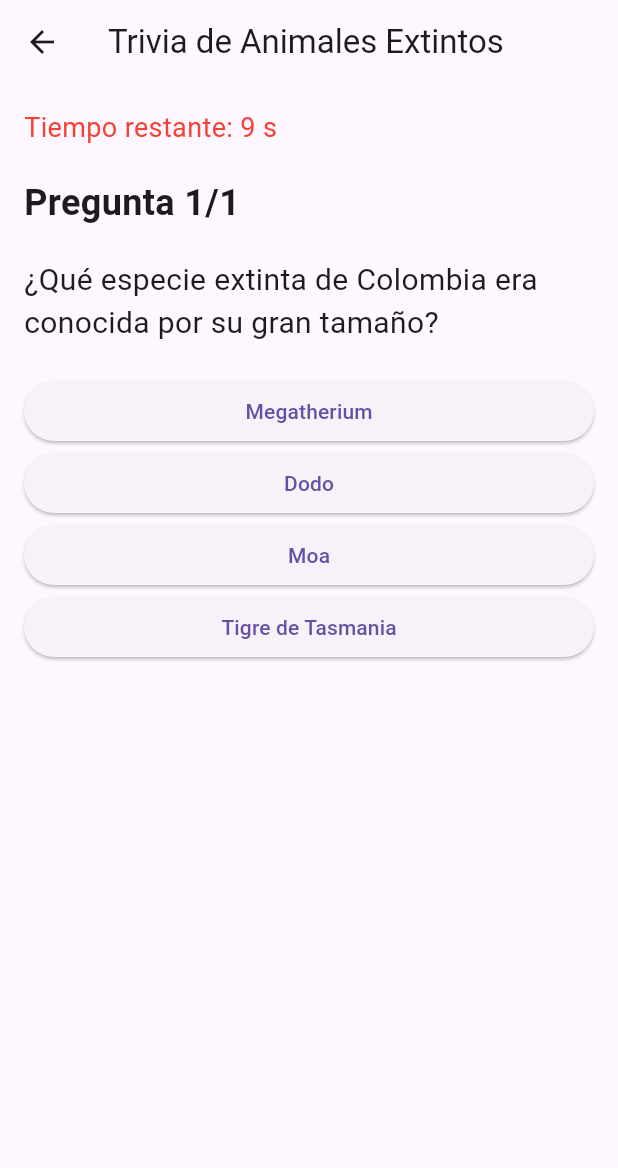
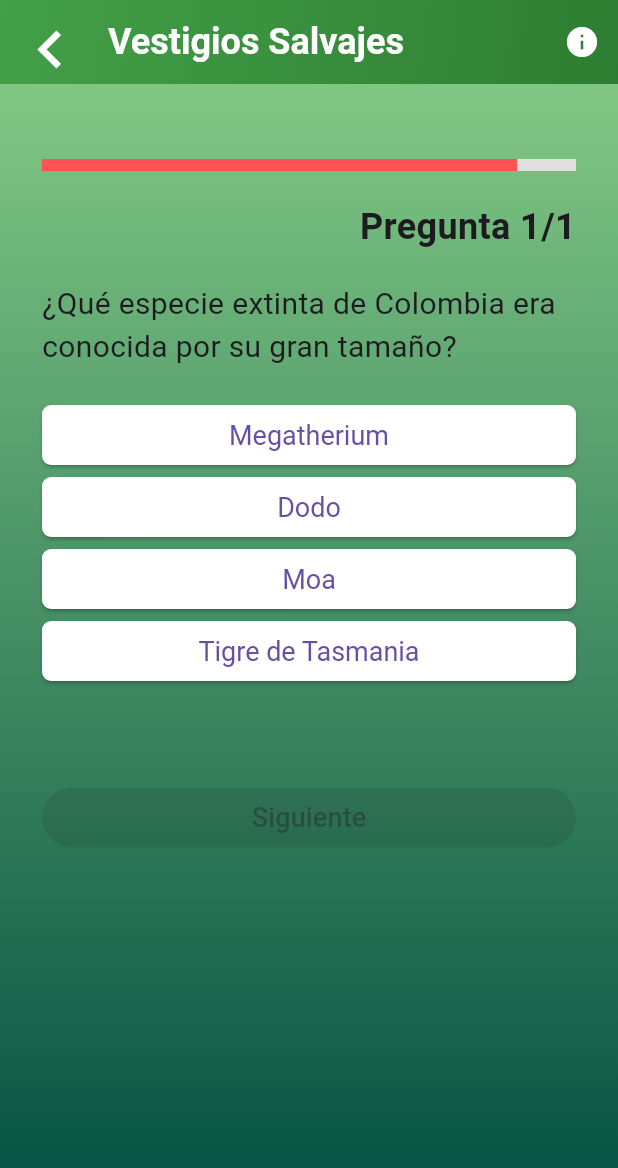
Before and after one commit to Jess-Jh/vestigiosSalvajes, a Flutter app: the screen it shows after launch, after a tap on "Fácil", on a phone screen of 412 x 824 dp. Shown: the top 1168 px of the screen. Run offline on Flutter 3.47's test engine with Material 3 defaults, Android fonts, the phone set to English and light mode, and no system bars; our stand-ins replace audioplayers.

Commit message:
Design trivia display depending on difficulty

```diff
--- a/lib/models/questions_data.dart
+++ b/lib/models/questions_data.dart
@@ -24,6 +24,14 @@
           "La deforestación fue la principal causa de la extinción del Pájaro Carpintero Real.",
       difficulty: Difficulty.medium,
     ),
+    Question(
+      question:
+          "¿Qué especie extinta de Colombia era conocida por su gran tamaño?",
+      options: ["Megatherium", "Dodo", "Moa", "Tigre de Tasmania"],
+      correctAnswerIndex: 0,
+      info: "El Megatherium fue un perezoso gigante que vivió en Sudamérica.",
+      difficulty: Difficulty.hard,
+    ),
     // Añade más preguntas con diferentes dificultades...
   ];
 }
--- a/lib/src/pages/trivia_screen.dart
+++ b/lib/src/pages/trivia_screen.dart
@@ -1,6 +1,6 @@
 import 'dart:async';
-
 import 'package:flutter/material.dart';
+import 'package:audioplayers/audioplayers.dart'; // Importa el paquete de audio
 import 'package:vestigios_salvajes/models/question.dart';
 import 'package:vestigios_salvajes/models/questions_data.dart';
 
@@ -13,34 +13,151 @@
   _TriviaScreenState createState() => _TriviaScreenState();
 }
 
-class _TriviaScreenState extends State<TriviaScreen> {
+class _TriviaScreenState extends State<TriviaScreen>
+    with SingleTickerProviderStateMixin {
   late List<Question> questions;
   int currentQuestionIndex = 0;
   int score = 0;
   bool isAnswered = false;
   String feedbackMessage = "";
-  int remainingTime = 10;
   Timer? timer;
+  late BoxDecoration boxDecoration;
+  late BoxDecoration boxDecorationAppbar;
+  late AudioPlayer audioPlayer;
+
+  late AnimationController _controller;
+  late Animation<double> _progressAnimation;
+
+  static const int maxTime = 10; // Tiempo total
+  int remainingTime = maxTime; // Tiempo restante
 
   @override
   void initState() {
     super.initState();
     questions =
         getQuestions().where((q) => q.difficulty == widget.difficulty).toList();
+    audioPlayer = AudioPlayer();
+
+    // Inicializar el controlador de animación
+    _controller = AnimationController(
+      duration: const Duration(seconds: maxTime),
+      vsync: this,
+    )..addListener(() {
+        setState(() {});
+      });
+
+    _progressAnimation =
+        Tween<double>(begin: 1.0, end: 0.0).animate(_controller);
+
+    setBackgroundColorAndSound();
     startTimer();
   }
 
+  @override
+  void dispose() {
+    _controller.dispose();
+    audioPlayer.stop();
+
+    audioPlayer.dispose(); // Detener y liberar el reproductor de audio
+
+    super.dispose();
+  }
+
+  void setBackgroundColorAndSound() {
+    switch (widget.difficulty) {
+      case Difficulty.easy:
+        boxDecoration = BoxDecoration(
+          gradient: LinearGradient(
+            colors: [Colors.green[300]!, Colors.teal[900]!],
+            begin: Alignment.topCenter,
+            end: Alignment.bottomCenter,
+          ),
+        );
+        boxDecorationAppbar = BoxDecoration(
+          gradient: LinearGradient(
+            colors: [
+              Colors.green[600]!,
+              Colors.green[800]!,
+            ],
+            begin: Alignment.topLeft,
+            end: Alignment.bottomRight,
+          ),
+        );
+        audioPlayer.setSource(AssetSource(
+            'sounds/easy.wav')); // Asegúrate de tener el archivo en assets
+        break;
+      case Difficulty.medium:
+        boxDecoration = const BoxDecoration(
+          gradient: LinearGradient(
+            colors: [
+              Color.fromARGB(255, 234, 170, 102),
+              Color.fromARGB(255, 255, 140, 0)
+            ],
+            begin: Alignment.topCenter,
+            end: Alignment.bottomCenter,
+          ),
+        );
+        boxDecorationAppbar = BoxDecoration(
+          gradient: LinearGradient(
+            colors: [
+              Colors.yellow[700]!,
+              Colors.yellow[900]!,
+            ],
+            begin: Alignment.topLeft,
+            end: Alignment.bottomRight,
+          ),
+        );
+        audioPlayer.setSource(AssetSource('sounds/medium.wav'));
+        break;
+      case Difficulty.hard:
+        boxDecoration = const BoxDecoration(
+          gradient: LinearGradient(
+            colors: [
+              Color.fromARGB(255, 241, 111, 111),
+              Color.fromARGB(255, 177, 14, 14)
+            ],
+            begin: Alignment.topCenter,
+            end: Alignment.bottomCenter,
+          ),
+        );
+        boxDecorationAppbar = BoxDecoration(
+          gradient: LinearGradient(
+            colors: [
+              Colors.red[600]!,
+              Colors.red[800]!,
+            ],
+            begin: Alignment.topLeft,
+            end: Alignment.bottomRight,
+          ),
+        );
+        audioPlayer.setSource(AssetSource('sounds/hard.mp3'));
+        break;
+      default:
+        boxDecoration = const BoxDecoration(
+          gradient: LinearGradient(
+            colors: [
+              Color.fromARGB(255, 255, 255, 255),
+              Color.fromARGB(255, 189, 189, 189)
+            ],
+            begin: Alignment.topCenter,
+            end: Alignment.bottomCenter,
+          ),
+        );
+        break;
+    }
+    audioPlayer.resume(); // Reproducir el sonido
+  }
+
   void startTimer() {
-    remainingTime = 10;
-    timer = Timer.periodic(const Duration(seconds: 1), (timer) {
-      setState(() {
+    remainingTime = maxTime;
+    _controller.forward(); // Comienza la animación
+    Timer.periodic(const Duration(seconds: 1), (timer) {
       if (remainingTime > 0) {
         remainingTime--;
       } else {
         timer.cancel();
         checkAnswer(-1); // Considera incorrecto si el tiempo se agota
       }
-      });
     });
   }
 
@@ -55,6 +172,9 @@
       } else {
         feedbackMessage = "Incorrecto. ${questions[currentQuestionIndex].info}";
       }
+      // audioPlayer
+      //     .setSource(AssetSource('sounds/answer.mp3')); // Sonido al responder
+      audioPlayer.resume(); // Reproducir el sonido
     });
   }
 
@@ -83,12 +203,14 @@
               child: const Text("Reiniciar"),
               onPressed: () {
                 Navigator.of(context).pop();
-                setState(() {
-                  currentQuestionIndex = 0;
-                  score = 0;
-                  isAnswered = false;
-                  feedbackMessage = "";
-                });
+                resetGame();
+              },
+            ),
+            TextButton(
+              child: const Text("Salir"),
+              onPressed: () {
+                Navigator.of(context).pop();
+                // Aquí podrías navegar a otra pantalla o cerrar la app
               },
             ),
           ],
@@ -97,27 +219,79 @@
     );
   }
 
+  void resetGame() {
+    setState(() {
+      currentQuestionIndex = 0;
+      score = 0;
+      isAnswered = false;
+      feedbackMessage = "";
+      startTimer();
+      setBackgroundColorAndSound(); // Reestablecer el color y el sonido
+    });
+  }
+
   @override
   Widget build(BuildContext context) {
     Question currentQuestion = questions[currentQuestionIndex];
 
     return Scaffold(
       appBar: AppBar(
-        title: const Text('Trivia de Animales Extintos'),
+        title: const Text(
+          'Vestigios Salvajes',
+          style: TextStyle(
+            fontSize: 24,
+            fontWeight: FontWeight.bold,
+            color: Colors.white, // Color del texto
           ),
-      body: Padding(
-        padding: const EdgeInsets.all(16.0),
+        ),
+        leading: Builder(
+          builder: (BuildContext context) {
+            return IconButton(
+              icon: const Icon(
+                Icons.navigate_before_sharp,
+                size: 50,
+                color: Colors.white,
+              ),
+              onPressed: () {
+                audioPlayer.stop();
+                Navigator.of(context).pop();
+              },
+            );
+          },
+        ),
+        backgroundColor: Colors.green[700], // Color de fondo del AppBar
+        actions: [
+          IconButton(
+            icon: const Icon(Icons.info),
+            tooltip: 'Información',
+            onPressed: () {
+              // Lógica para mostrar información o ayuda
+            },
+            color: Colors.white, // Color del ícono
+          ),
+        ],
+        flexibleSpace: Container(
+          decoration: boxDecorationAppbar,
+        ),
+      ),
+      body: Container(
+        decoration: boxDecoration, // Cambiar el color de fondo
+        padding: const EdgeInsets.symmetric(horizontal: 28.0, vertical: 50.0),
         child: Column(
           crossAxisAlignment: CrossAxisAlignment.stretch,
           children: [
-            Text(
-              'Tiempo restante: $remainingTime s',
-              style: const TextStyle(fontSize: 18, color: Colors.red),
+            LinearProgressIndicator(
+              value: _progressAnimation.value,
+              color:
+                  Colors.redAccent, // Cambia el color de la barra si lo deseas
+              backgroundColor: Colors.grey[300],
+              minHeight: 8.0,
             ),
             const SizedBox(height: 20),
             Text(
               'Pregunta ${currentQuestionIndex + 1}/${questions.length}',
               style: const TextStyle(fontSize: 24, fontWeight: FontWeight.bold),
+              textAlign: TextAlign.end,
             ),
             const SizedBox(height: 20),
             Text(
@@ -129,17 +303,26 @@
               int idx = entry.key;
               String option = entry.value;
               return ElevatedButton(
-                onPressed: () => checkAnswer(idx),
+                onPressed: isAnswered ? null : () => checkAnswer(idx),
+                style: ElevatedButton.styleFrom(
+                    textStyle:
+                        const TextStyle(color: Colors.black, fontSize: 18),
+                    backgroundColor: isAnswered ? Colors.grey : Colors.white,
+                    shape: RoundedRectangleBorder(
+                      borderRadius: BorderRadius.circular(6),
+                    )),
                 child: Text(option),
               );
             }),
             const SizedBox(height: 20),
             Text(feedbackMessage, style: const TextStyle(fontSize: 16)),
             const SizedBox(height: 20),
-            if (isAnswered)
             ElevatedButton(
-                onPressed: nextQuestion,
-                child: const Text('Siguiente'),
+              onPressed: isAnswered ? nextQuestion : null,
+              child: const Text(
+                'Siguiente',
+                style: TextStyle(fontSize: 18),
+              ),
             ),
           ],
         ),
--- a/pubspec.yaml
+++ b/pubspec.yaml
@@ -49,7 +49,7 @@
   # To add assets to your application, add an assets section, like this:
   assets:
     - assets/images/
-    - assets/sounds/jungle_sound.mp3
+    - assets/sounds/
   #   - images/a_dot_ham.jpeg
   # An image asset can refer to one or more resolution-specific "variants", see
   # https://flutter.dev/assets-and-images/#resolution-aware
```
Also changed, not shown: 4 other files. Lines whose indentation alone changed are shown as unchanged.
